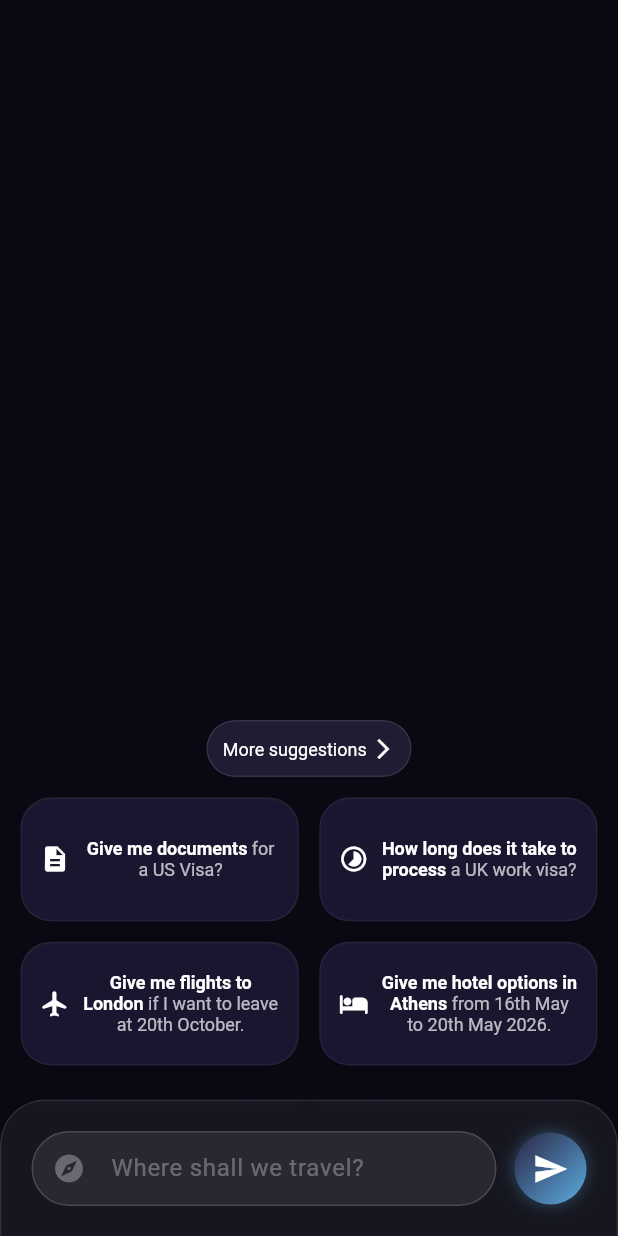
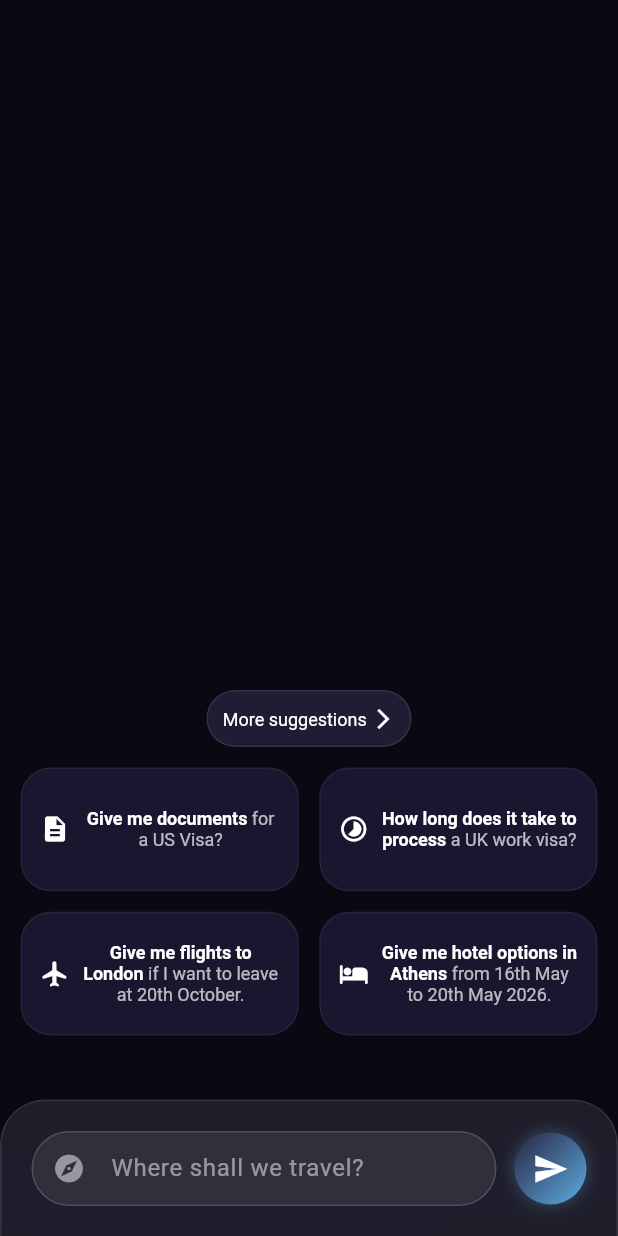
Before and after one commit to papafffranku/chatbot_mobile_app, a Flutter app: the screen it shows after launch, on a phone screen of 412 x 824 dp. Run offline on Flutter 3.47's test engine with Material 3 defaults, Android fonts, the phone set to English and light mode, and no system bars; our stand-ins replace flutter_widget_from_html; missing offline and left inert: mesh_gradient.

Commit message:
Updated chat interface and fixed gradient background

```diff
--- a/lib/ChatPage/landing.dart
+++ b/lib/ChatPage/landing.dart
@@ -374,7 +374,7 @@ class _backgroundCanvasState extends State<backgroundCanvas> {
                       ),
                     ),
                     // Add padding at the bottom for the input area
-                    SizedBox(height: 100),
+                    SizedBox(height: MediaQuery.of(context).padding.bottom + 120),
                   ],
                 ),
               ),
@@ -390,7 +390,7 @@ class _backgroundCanvasState extends State<backgroundCanvas> {
                     topRight: Radius.circular(30),
                   ),
                   child: BackdropFilter(
-                    filter: ImageFilter.blur(sigmaX: 20, sigmaY: 20),
+                    filter: ImageFilter.blur(sigmaX: 1000, sigmaY: 1000),
                     child: Container(
                       padding: EdgeInsets.only(
                         left: 20,
@@ -443,8 +443,9 @@ class _backgroundCanvasState extends State<backgroundCanvas> {
                                 decoration: InputDecoration(
                                   hintText: 'Where shall we travel?',
                                   hintStyle: TextStyle(
-                                    color: Colors.white.withOpacity(0.3),
+                                    color: Colors.white.withOpacity(0.5),
                                     fontSize: 16,
+                                    fontWeight: FontWeight.w400,
                                   ),
                                   border: InputBorder.none,
                                   contentPadding: const EdgeInsets.symmetric(
@@ -453,7 +454,7 @@ class _backgroundCanvasState extends State<backgroundCanvas> {
                                   ),
                                   prefixIcon: Icon(
                                     Icons.explore,
-                                    color: Colors.white.withOpacity(0.3),
+                                    color: Colors.white.withOpacity(0.5),
                                     size: 22,
                                   ),
                                 ),
--- a/pubspec.yaml
+++ b/pubspec.yaml
@@ -37,6 +37,8 @@ dependencies:
   mesh_gradient: ^1.3.8
   cupertino_icons: ^1.0.6
 
+
+
 dev_dependencies:
   flutter_test:
     sdk: flutter
@@ -60,6 +62,9 @@ flutter:
   # included with your application, so that you can use the icons in
   # the material Icons class.
   uses-material-design: true
+
+  assets:
+    - assets/
 
   # To add assets to your application, add an assets section, like this:
   # assets:
```
Also changed, not shown: lib/ChatPage/chat_interface.dart (+5 -2 lines), Assets/quantisage_transparent1.PNG (renamed from lib/Assets/quantisage_transparent1.PNG).
